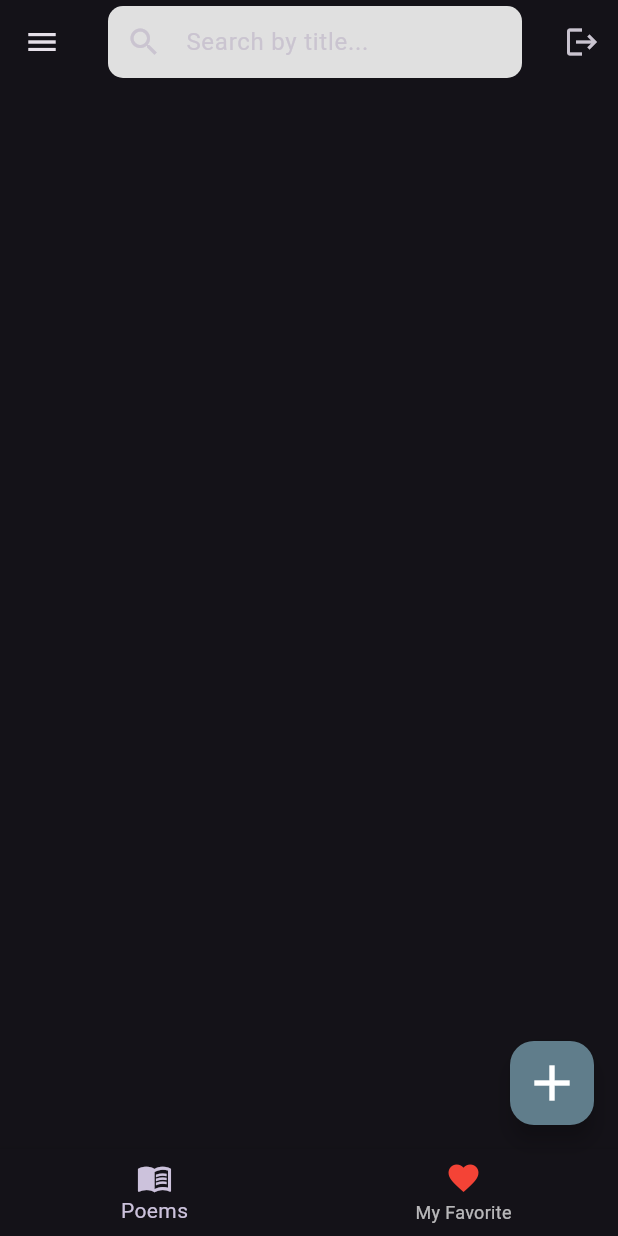
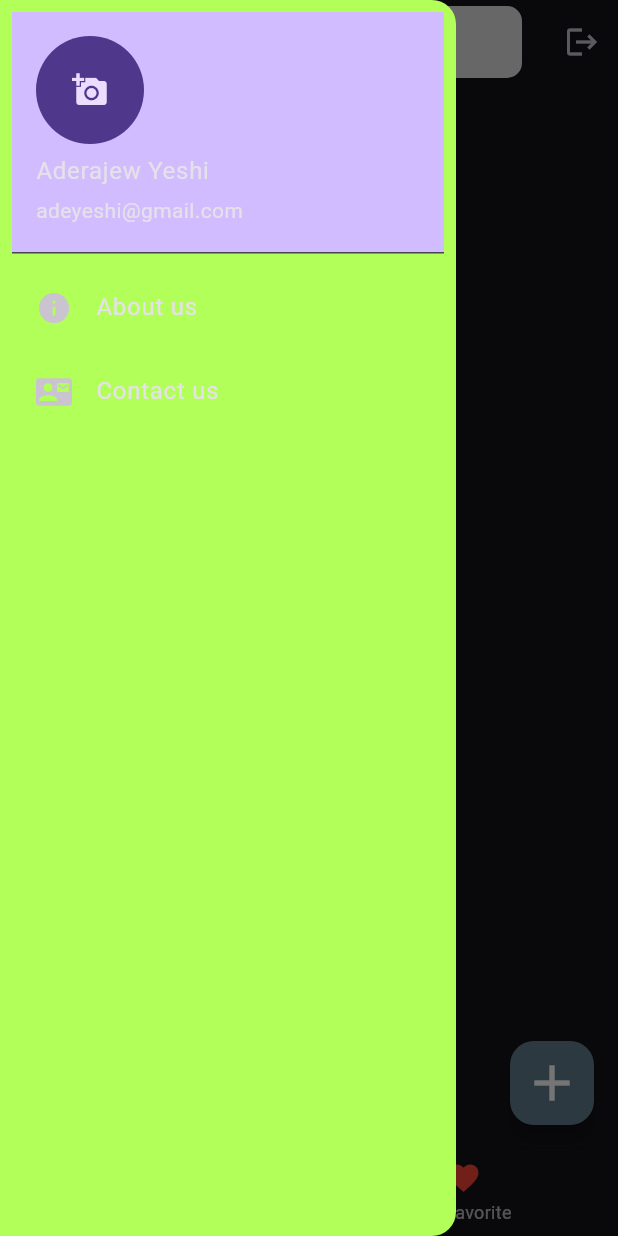
Before and after one commit to yonatannnn/flutter-poem-management-system-riverpod, a Flutter app: the MyHomePage screen opened directly, with the side drawer open (before the commit the screen has no drawer), on a phone screen of 412 x 824 dp. Run offline on Flutter 3.47's test engine with Material 3 defaults, Android fonts, the phone set to English and light mode, and no system bars; our stand-ins replace google_fonts, image_picker.

Commit message:
drawar with image picker

```diff
--- a/poem/lib/screens/main_page.dart
+++ b/poem/lib/screens/main_page.dart
@@ -1,5 +1,10 @@
+import 'dart:io';
+
 import 'package:flutter/material.dart';
+import 'package:image_picker/image_picker.dart';
 import 'package:poem/screens/welcome_page.dart';
+
+import 'poem_page.dart';
 
 class MyApp extends StatelessWidget {
   const MyApp({super.key});
@@ -37,6 +42,41 @@ class MyHomePage extends StatefulWidget {
 }
 
 class _MyHomePageState extends State<MyHomePage> {
+  File? _image;
+  File? pickedImage;
+  String email = 'adeyeshi@gmail.com';
+  late final Function(int) onDelete;
+  late final Function(int) onFavorite;
+  final ImagePicker imagePicker = ImagePicker();
+  Future _getImage() async {
+    final pickedImage =
+        await ImagePicker().pickImage(source: ImageSource.gallery);
+
+    if (pickedImage != null) {
+      setState(() {
+        _image = File(pickedImage.path);
+      });
+    }
+  }
+
+  List<Poem> poems = [
+    Poem(
+        title: 'Poem 1',
+        author: 'Author 1',
+        genre: 'narrative',
+        content: 'Content 1'),
+    Poem(
+        title: 'Poem 2',
+        author: 'Author 2',
+        genre: 'lyric',
+        content: 'Content 2'),
+    Poem(
+        title: 'Poem 3',
+        author: 'Author 3',
+        genre: 'dramatic',
+        content: 'Content 3'),
+  ];
+
   @override
   Widget build(BuildContext context) {
     return Scaffold(
@@ -73,6 +113,44 @@ class _MyHomePageState extends State<MyHomePage> {
               icon: const Icon(Icons.logout))
         ],
       ),
+      drawer: Drawer(
+        backgroundColor: Colors.lightGreenAccent,
+        child: ListView(
+          padding: const EdgeInsets.all(8.0),
+          children: [
+            UserAccountsDrawerHeader(
+              accountName: const Text('Aderajew Yeshi'),
+              accountEmail: Text(email),
+              currentAccountPicture: GestureDetector(
+                onTap: _getImage,
+                child: CircleAvatar(
+                  backgroundImage:
+                      _image != null ? Image.file(_image!).image : null,
+                  child: _image == null ? const Icon(Icons.add_a_photo) : null,
+                ),
+              ),
+            ),
+            ListTile(
+              leading: const Icon(
+                Icons.info,
+              ),
+              title: const Text('About us'),
+              onTap: () {
+                Navigator.pushNamed(context, '/about');
+              },
+            ),
+            ListTile(
+              leading: const Icon(
+                Icons.contact_mail,
+              ),
+              title: const Text('Contact us'),
+              onTap: () {
+                Navigator.pushNamed(context, '/contact');
+              },
+            ),
+          ],
+        ),
+      ),
       floatingActionButton: FloatingActionButton(
         tooltip: 'Add a poem',
         backgroundColor: Colors.blueGrey,
```
Also changed, not shown: poem/lib/screens/about.dart (+75 -0 lines), poem/pubspec.yaml (+33 -9 lines), poem/assets/images/backg.jpg (added), poem/pubspec.lock, 5 other files.
